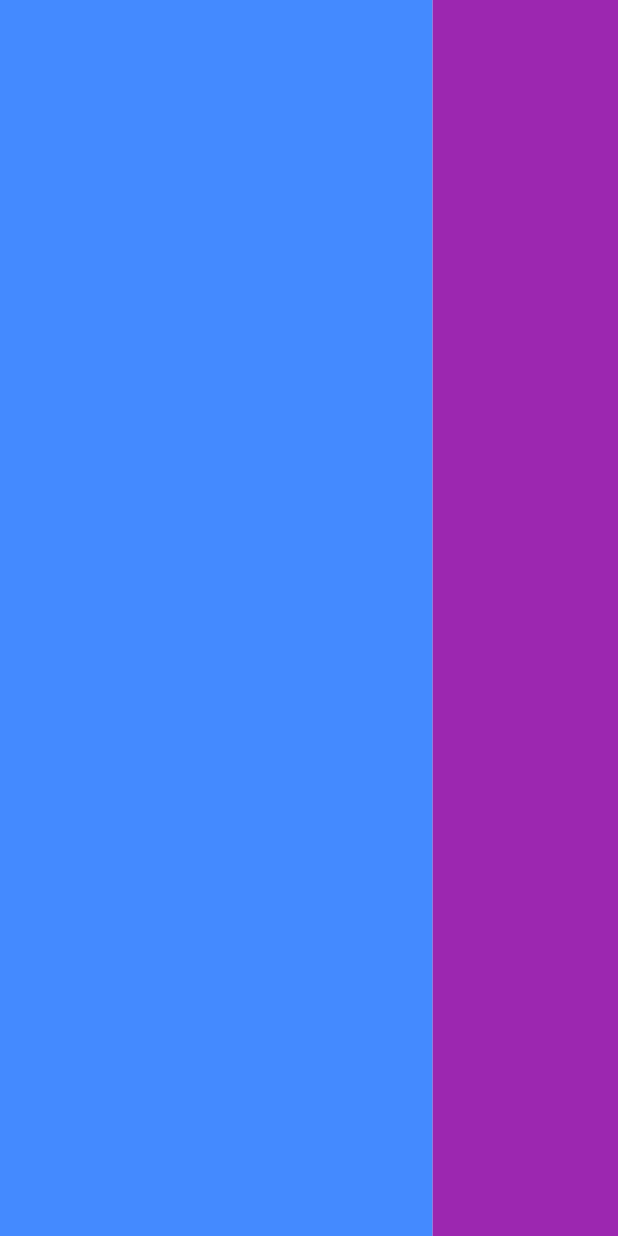
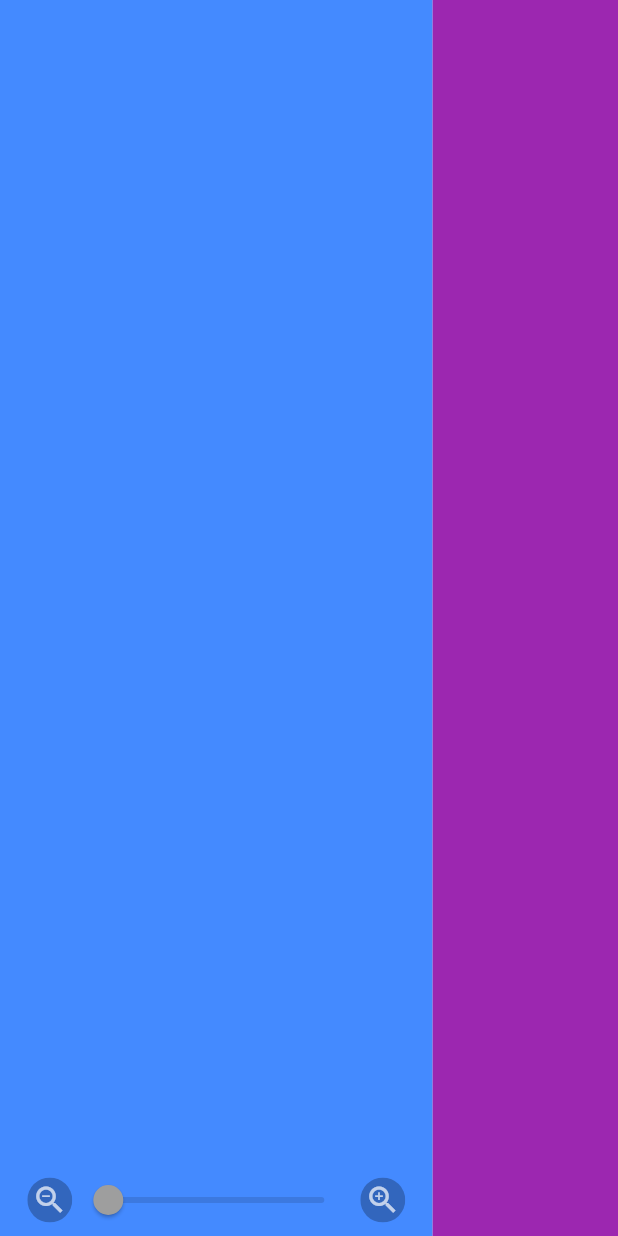
Before and after one commit to brenodt/flutter-tilemap-builder, a Flutter app: the screen it shows after launch, on a phone screen of 412 x 824 dp. Run offline on Flutter 3.47's test engine with Material 2 defaults, Android fonts, the phone set to English and light mode, and no system bars.

Commit message:
#1 Add zoom control buttons

```diff
--- a/tilemap_builder/lib/src/map.dart
+++ b/tilemap_builder/lib/src/map.dart
@@ -10,6 +10,69 @@ class _TileMapState extends State<TileMap> {
   Widget build(BuildContext context) {
     return Container(
       color: Colors.blueAccent,
+      child: Stack(
+        alignment: Alignment.bottomCenter,
+        children: <Widget>[
+          Column(
+            children: <Widget>[
+              Expanded(
+                child: Container(),
+              ),
+              Row(
+                mainAxisAlignment: MainAxisAlignment.center,
+                children: const <Widget>[
+                  // TODO(brenodt): Link UI with functions to manipulate map.
+                  CircularButton(
+                    onTap: null,
+                    size: 30.0,
+                    icon: Icons.zoom_out,
+                  ),
+                  Slider(
+                    min: 0.0,
+                    max: 100.0,
+                    value: 0.0,
+                    onChanged: null,
+                  ),
+                  CircularButton(
+                    onTap: null,
+                    size: 30.0,
+                    icon: Icons.zoom_in,
+                  ),
+                ],
+              ),
+            ],
+          ),
+        ],
+      ),
     );
   }
 }
+
+class CircularButton extends StatelessWidget {
+  const CircularButton({
+    this.onTap,
+    this.size,
+    this.icon,
+  });
+  final IconData icon;
+  final VoidCallback onTap;
+  final double size;
+
+  @override
+  Widget build(BuildContext context) {
+    return GestureDetector(
+      onTap: onTap,
+      child: ClipOval(
+        child: Container(
+          width: size,
+          height: size,
+          color: Colors.black26,
+          child: Icon(
+            icon,
+            color: Colors.white70,
+          ),
+        ),
+      ),
+    );
+  }
+}
```
